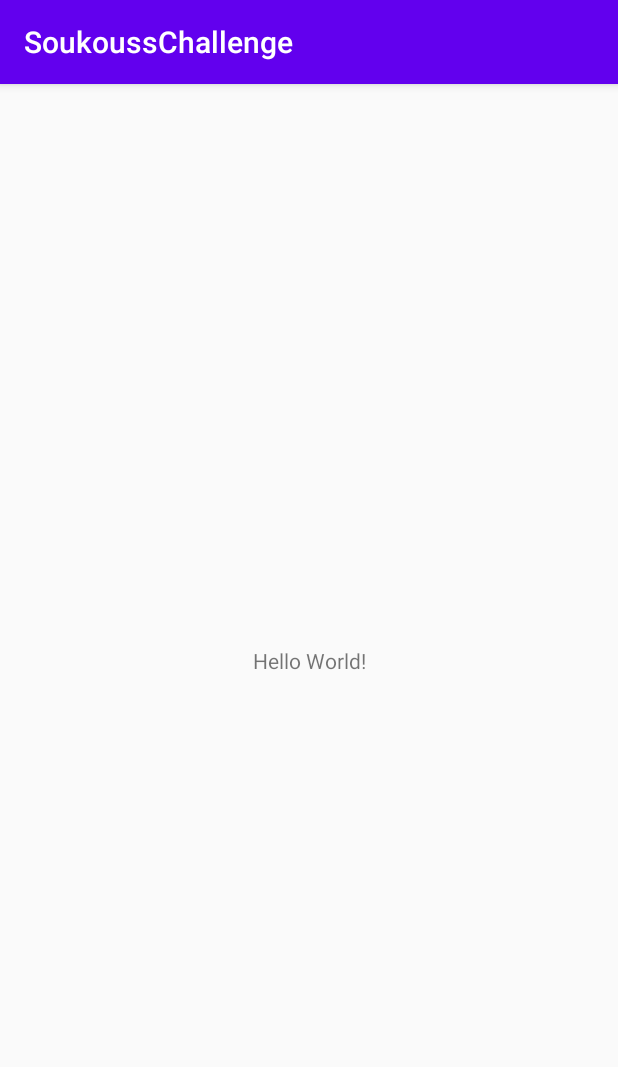
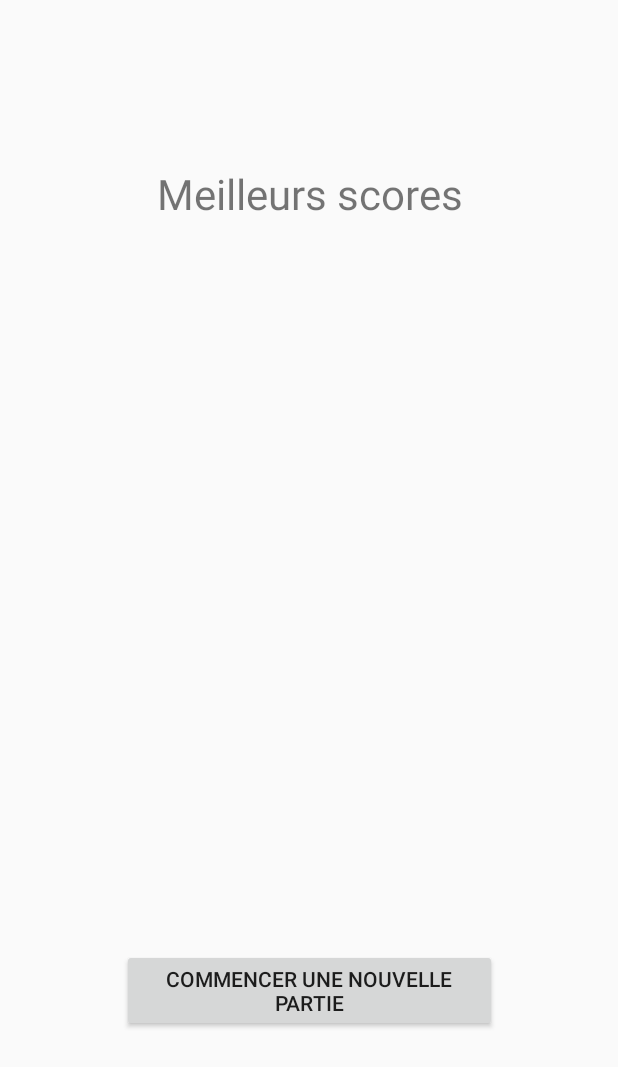
Before and after one commit to alexandreBoy/SoukoussChallenge, an Android app: the screen it shows after launch (MainActivity), on a phone screen of 412 x 824 dp. Shown: the top 1067 px of the screen. Run offline under Robolectric (Android 15) with nearby library versions, the phone set to English and light mode, and no system bars.

Commit message:
Creation interface graphique activity_main

```diff
--- a/app/src/main/res/layout/activity_main.xml
+++ b/app/src/main/res/layout/activity_main.xml
@@ -7,12 +7,41 @@
     tools:context=".MainActivity">
 
     <TextView
-        android:layout_width="wrap_content"
-        android:layout_height="wrap_content"
-        android:text="Hello World!"
-        app:layout_constraintBottom_toBottomOf="parent"
+        android:id="@+id/activity_main_bestScoresLabel"
+        android:layout_width="250dp"
+        android:layout_height="50dp"
+        android:layout_marginTop="24dp"
+        android:text="@string/bestScoresLabel"
+        android:textSize="28sp"
+        android:textAlignment="center"
+        android:gravity="center_horizontal"
+        app:layout_constraintBottom_toTopOf="@id/activity_main_bestScoresTable"
         app:layout_constraintLeft_toLeftOf="parent"
         app:layout_constraintRight_toRightOf="parent"
         app:layout_constraintTop_toTopOf="parent" />
 
+    <TableLayout
+        android:id="@+id/activity_main_bestScoresTable"
+        android:layout_width="match_parent"
+        android:layout_height="250dp"
+        android:layout_marginLeft="20dp"
+        android:layout_marginRight="20dp"
+        android:layout_marginTop="30dp"
+        app:layout_constraintLeft_toLeftOf="parent"
+        app:layout_constraintRight_toRightOf="parent"
+        app:layout_constraintTop_toBottomOf="@+id/activity_main_bestScoresLabel"
+        app:layout_constraintBottom_toTopOf="@id/activity_main_startButton" />
+
+    <Button
+        android:id="@+id/activity_main_startButton"
+        android:layout_width="250dp"
+        android:layout_height="wrap_content"
+        android:text="@string/startButton"
+        android:layout_marginTop="20dp"
+        android:layout_marginBottom="50dp"
+        app:layout_constraintBottom_toBottomOf="parent"
+        app:layout_constraintTop_toBottomOf="@id/activity_main_bestScoresTable"
+        app:layout_constraintStart_toStartOf="parent"
+        app:layout_constraintEnd_toEndOf="parent"/>
+
 </androidx.constraintlayout.widget.ConstraintLayout>
--- a/app/src/main/res/values/strings.xml
+++ b/app/src/main/res/values/strings.xml
@@ -1,3 +1,5 @@
 <resources>
     <string name="app_name">SoukoussChallenge</string>
+    <string name="bestScoresLabel">Meilleurs scores</string>
+    <string name="startButton">Commencer une nouvelle partie</string>
 </resources>
--- a/app/src/main/res/values/styles.xml
+++ b/app/src/main/res/values/styles.xml
@@ -1,6 +1,6 @@
 <resources>
     <!-- Base application theme. -->
-    <style name="AppTheme" parent="Theme.AppCompat.Light.DarkActionBar">
+    <style name="AppTheme" parent="Theme.AppCompat.Light.NoActionBar">
         <!-- Customize your theme here. -->
         <item name="colorPrimary">@color/colorPrimary</item>
         <item name="colorPrimaryDark">@color/colorPrimaryDark</item>
--- a/build.gradle
+++ b/build.gradle
@@ -5,7 +5,7 @@ buildscript {
         jcenter()
     }
     dependencies {
-        classpath "com.android.tools.build:gradle:4.0.2"
+        classpath 'com.android.tools.build:gradle:4.1.0'
 
         // NOTE: Do not place your application dependencies here; they belong
         // in the individual module build.gradle files
```
Also changed, not shown: gradle/wrapper/gradle-wrapper.properties.
